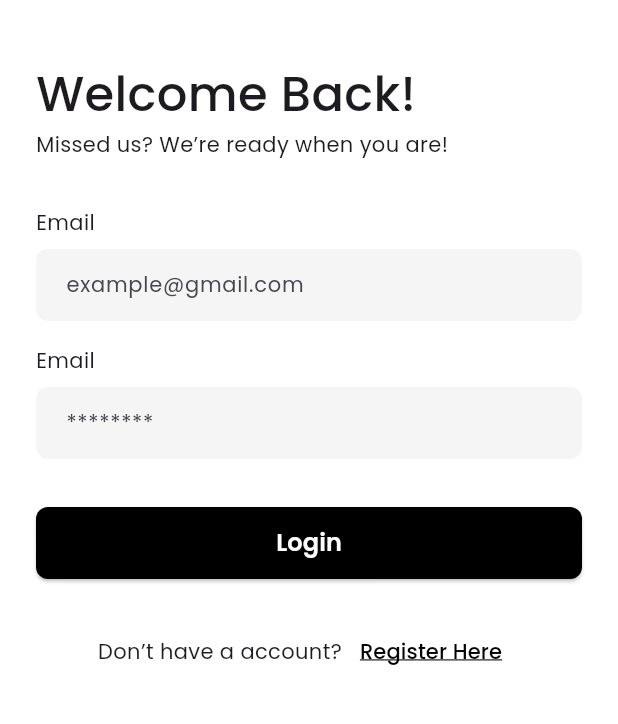
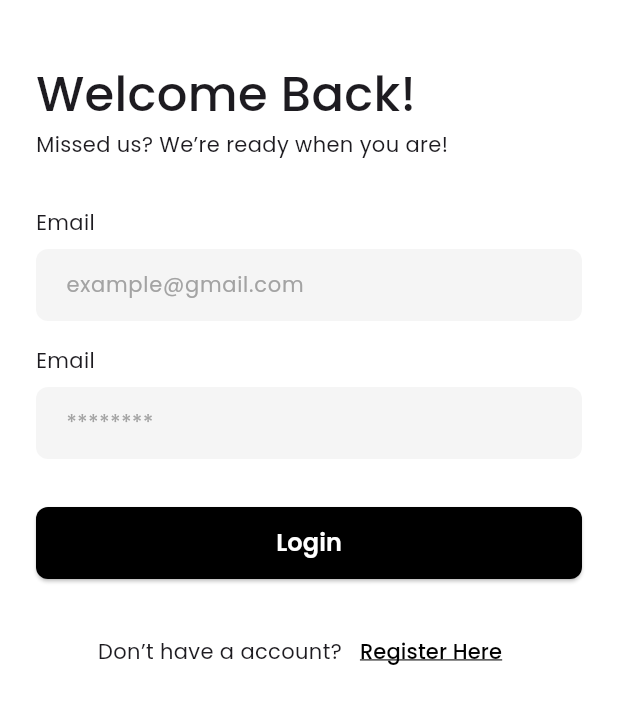
Before and after one commit to DeoFaradyS/Tugas-Besar-Mobile, a Flutter app: the screen it shows after launch, on a phone screen of 412 x 824 dp, the part 72-796 px from its top. Run offline on Flutter 3.47's test engine with Material 3 defaults, Android fonts, the phone set to English and light mode, and no system bars; our stand-ins replace flutter_svg.

Commit message:
style: [Components] 🎨 Update hint text color

```diff
--- a/echo/lib/source/components.dart
+++ b/echo/lib/source/components.dart
@@ -144,14 +144,12 @@ class CustomTextFormField extends StatelessWidget {
   final String hintText;
   final bool obscureText;
   final TextInputType keyboardType;
-  final Color? backgroundColor;
 
   const CustomTextFormField({
     super.key,
     required this.hintText,
     this.obscureText = false,
     this.keyboardType = TextInputType.text,
-    this.backgroundColor,
   });
 
   @override
@@ -181,8 +179,11 @@ class CustomTextFormField extends StatelessWidget {
   InputDecoration _buildInputDecoration() {
     return InputDecoration(
       hintText: hintText,
+      hintStyle: AppTypography.bodyRegular.copyWith(
+        color: AppColors.textGrayLight,
+      ),
       filled: true,
-      fillColor: backgroundColor ?? AppColors.backgroundColorGrayLight,
+      fillColor: AppColors.backgroundColorGrayLight,
       border: OutlineInputBorder(
         borderRadius: BorderRadius.circular(8),
         borderSide: BorderSide.none,
```
